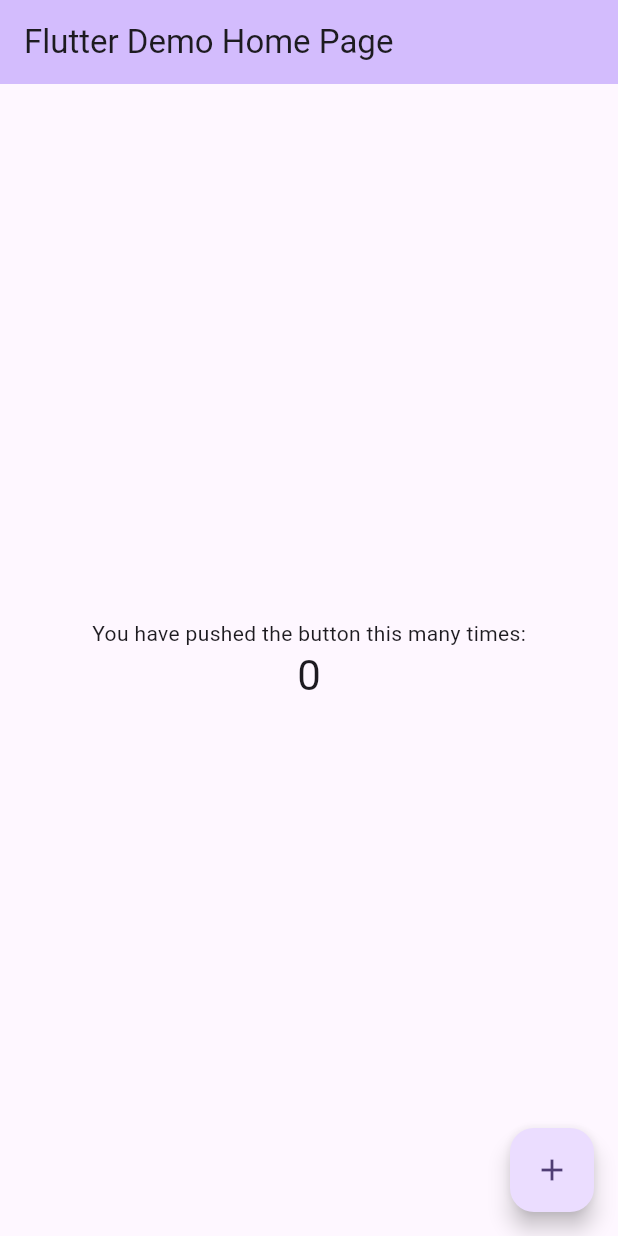
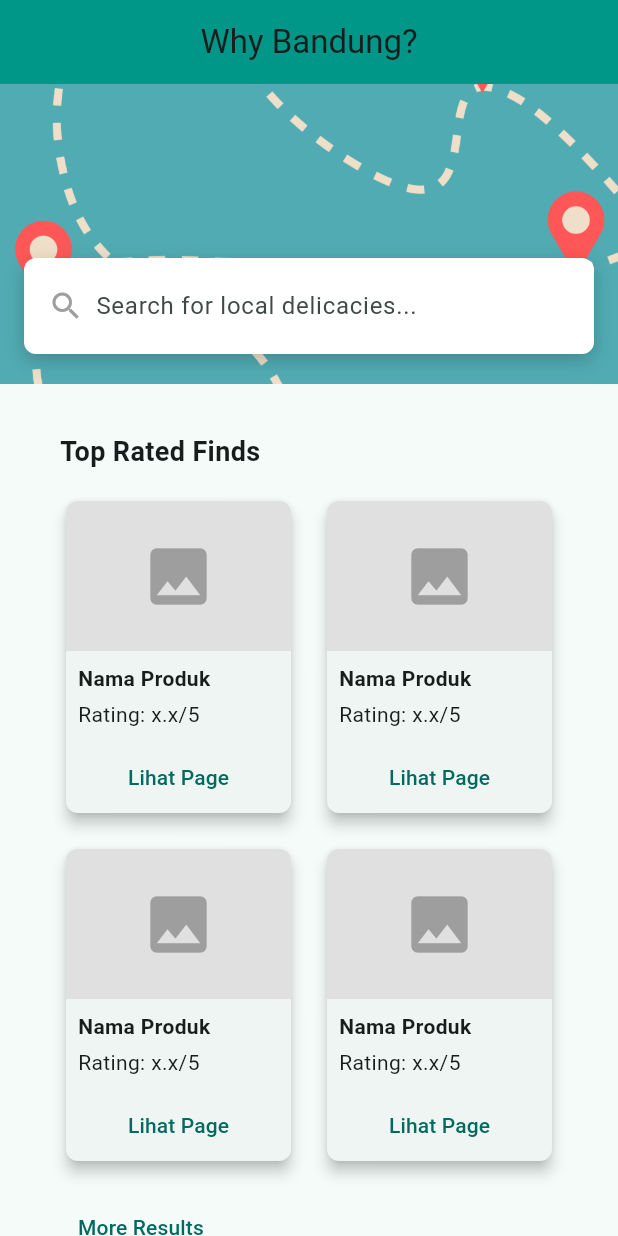
Before and after one commit to PBP-A12-2024/why-bandung-mobile, a Flutter app: the screen it shows after launch, on a phone screen of 412 x 824 dp. Run offline on Flutter 3.47's test engine with Material 3 defaults, Android fonts, the phone set to English and light mode, and no system bars.

Commit message:
Added HomePage and Static

```diff
--- a/why_bandung/lib/dashboard/screens/home.dart
+++ b/why_bandung/lib/dashboard/screens/home.dart
@@ -0,0 +1,182 @@
+import 'package:flutter/material.dart';
+
+void main() {
+  runApp(const MyApp());
+}
+
+class MyApp extends StatelessWidget {
+  const MyApp({Key? key}) : super(key: key);
+
+  @override
+  Widget build(BuildContext context) {
+    return MaterialApp(
+      debugShowCheckedModeBanner: false,
+      home: MainPage(),
+    );
+  }
+}
+
+class MainPage extends StatelessWidget {
+  @override
+  Widget build(BuildContext context) {
+    return Scaffold(
+      appBar: AppBar(
+        backgroundColor: Colors.teal,
+        title: const Text('Why Bandung?'),
+        centerTitle: true,
+      ),
+      body: SingleChildScrollView(
+        child: Column(
+          children: [
+            // Banner with Search Bar Overlay
+            Stack(
+              children: [
+                // Static Image Banner
+                Container(
+                  height: 200,
+                  decoration: const BoxDecoration(
+                    image: DecorationImage(
+                      image: AssetImage('assets/image/mainbanner.png'), // Replace with your image path
+                      fit: BoxFit.cover,
+                    ),
+                  ),
+                ),
+                // Search Bar Overlay
+                Positioned(
+                  bottom: 20, // Position search bar near the bottom of the banner
+                  left: 16,
+                  right: 16,
+                  child: Container(
+                    padding: const EdgeInsets.symmetric(horizontal: 16.0, vertical: 8.0),
+                    decoration: BoxDecoration(
+                      color: Colors.white,
+                      borderRadius: BorderRadius.circular(8.0),
+                      boxShadow: [
+                        BoxShadow(
+                          color: Colors.black.withOpacity(0.2),
+                          blurRadius: 10,
+                          offset: const Offset(0, 4),
+                        ),
+                      ],
+                    ),
+                    child: const Row(
+                      children: [
+                        Icon(Icons.search, color: Colors.grey),
+                        SizedBox(width: 8.0),
+                        Expanded(
+                          child: TextField(
+                            decoration: InputDecoration(
+                              hintText: 'Search for local delicacies...',
+                              border: InputBorder.none,
+                            ),
+                          ),
+                        ),
+                      ],
+                    ),
+                  ),
+                ),
+              ],
+            ),
+            const SizedBox(height: 16.0), // Add spacing after the banner
+            // Top Rated Finds
+            Container(
+              padding: const EdgeInsets.all(16.0),
+              child: Column(
+                crossAxisAlignment: CrossAxisAlignment.start,
+                children: [
+                  const Text(
+                    'Top Rated Finds',
+                    style: TextStyle(fontSize: 18, fontWeight: FontWeight.bold),
+                  ),
+                  const SizedBox(height: 16.0),
+                  Wrap(
+                    spacing: 16.0, // Space between cards horizontally
+                    runSpacing: 16.0, // Space between cards vertically
+                    children: [
+                      buildProductCard(),
+                      buildProductCard(),
+                      buildProductCard(),
+                      buildProductCard(), // Add as many cards as you need
+                    ],
+                  ),
+                  const SizedBox(height: 16.0),
+                  TextButton(
+                    onPressed: () {},
+                    child: const Text('More Results'),
+                  ),
+                ],
+              ),
+            ),
+            // Discovery Section
+            Container(
+              color: Colors.teal.withOpacity(0.1),
+              padding: const EdgeInsets.all(16.0),
+              child: Column(
+                children: [
+                  const Text(
+                    'Make Discovery Fun!',
+                    style: TextStyle(fontSize: 18, fontWeight: FontWeight.bold),
+                  ),
+                  const SizedBox(height: 8.0),
+                  const Text(
+                    'Use our new gamified food finder and discover new products.',
+                    textAlign: TextAlign.center,
+                  ),
+                  const SizedBox(height: 16.0),
+                  ElevatedButton(
+                    onPressed: () {},
+                    style: ElevatedButton.styleFrom(backgroundColor: Colors.teal),
+                    child: const Text('Try FoodFinder'),
+                  ),
+                ],
+              ),
+            ),
+          ],
+        ),
+      ),
+    );
+  }
+
+  Widget buildProductCard() {
+    return Card(
+      elevation: 4,
+      shape: RoundedRectangleBorder(borderRadius: BorderRadius.circular(8.0)),
+      child: SizedBox(
+        width: 150,
+        child: Column(
+          crossAxisAlignment: CrossAxisAlignment.stretch,
+          children: [
+            Container(
+              height: 100,
+              decoration: BoxDecoration(
+                color: Colors.grey[300],
+                borderRadius: const BorderRadius.vertical(top: Radius.circular(8.0)),
+              ),
+              child: const Center(
+                child: Icon(Icons.image, size: 50, color: Colors.grey),
+              ),
+            ),
+            const Padding(
+              padding: EdgeInsets.all(8.0),
+              child: Column(
+                crossAxisAlignment: CrossAxisAlignment.start,
+                children: [
+                  Text(
+                    'Nama Produk',
+                    style: TextStyle(fontWeight: FontWeight.bold),
+                  ),
+                  SizedBox(height: 4.0),
+                  Text('Rating: x.x/5'),
+                ],
+              ),
+            ),
+            TextButton(
+              onPressed: () {},
+              child: const Text('Lihat Page'),
+            ),
+          ],
+        ),
+      ),
+    );
+  }
+}
--- a/why_bandung/lib/main.dart
+++ b/why_bandung/lib/main.dart
@@ -1,4 +1,5 @@
 import 'package:flutter/material.dart';
+import 'package:why_bandung/dashboard/screens/home.dart';
 
 void main() {
   runApp(const MyApp());
@@ -11,7 +12,7 @@
   @override
   Widget build(BuildContext context) {
     return MaterialApp(
-      title: 'Flutter Demo',
+      title: 'WhyBandung?',
       theme: ThemeData(
         // This is the theme of your application.
         //
@@ -28,98 +29,10 @@
         //
         // This works for code too, not just values: Most code changes can be
         // tested with just a hot reload.
-        colorScheme: ColorScheme.fromSeed(seedColor: Colors.deepPurple),
+        colorScheme: ColorScheme.fromSeed(seedColor: Colors.teal),
         useMaterial3: true,
       ),
-      home: const MyHomePage(title: 'Flutter Demo Home Page'),
+      home: MainPage(),
     );
   }
 }
-
-class MyHomePage extends StatefulWidget {
-  const MyHomePage({super.key, required this.title});
-
-  // This widget is the home page of your application. It is stateful, meaning
-  // that it has a State object (defined below) that contains fields that affect
-  // how it looks.
-
-  // This class is the configuration for the state. It holds the values (in this
-  // case the title) provided by the parent (in this case the App widget) and
-  // used by the build method of the State. Fields in a Widget subclass are
-  // always marked "final".
-
-  final String title;
-
-  @override
-  State<MyHomePage> createState() => _MyHomePageState();
-}
-
-class _MyHomePageState extends State<MyHomePage> {
-  int _counter = 0;
-
-  void _incrementCounter() {
-    setState(() {
-      // This call to setState tells the Flutter framework that something has
-      // changed in this State, which causes it to rerun the build method below
-      // so that the display can reflect the updated values. If we changed
-      // _counter without calling setState(), then the build method would not be
-      // called again, and so nothing would appear to happen.
-      _counter++;
-    });
-  }
-
-  @override
-  Widget build(BuildContext context) {
-    // This method is rerun every time setState is called, for instance as done
-    // by the _incrementCounter method above.
-    //
-    // The Flutter framework has been optimized to make rerunning build methods
-    // fast, so that you can just rebuild anything that needs updating rather
-    // than having to individually change instances of widgets.
-    return Scaffold(
-      appBar: AppBar(
-        // TRY THIS: Try changing the color here to a specific color (to
-        // Colors.amber, perhaps?) and trigger a hot reload to see the AppBar
-        // change color while the other colors stay the same.
-        backgroundColor: Theme.of(context).colorScheme.inversePrimary,
-        // Here we take the value from the MyHomePage object that was created by
-        // the App.build method, and use it to set our appbar title.
-        title: Text(widget.title),
-      ),
-      body: Center(
-        // Center is a layout widget. It takes a single child and positions it
-        // in the middle of the parent.
-        child: Column(
-          // Column is also a layout widget. It takes a list of children and
-          // arranges them vertically. By default, it sizes itself to fit its
-          // children horizontally, and tries to be as tall as its parent.
-          //
-          // Column has various properties to control how it sizes itself and
-          // how it positions its children. Here we use mainAxisAlignment to
-          // center the children vertically; the main axis here is the vertical
-          // axis because Columns are vertical (the cross axis would be
-          // horizontal).
-          //
-          // TRY THIS: Invoke "debug painting" (choose the "Toggle Debug Paint"
-          // action in the IDE, or press "p" in the console), to see the
-          // wireframe for each widget.
-          mainAxisAlignment: MainAxisAlignment.center,
-          children: <Widget>[
-            const Text(
-              'You have pushed the button this many times:',
-            ),
-            Text(
-              '$_counter',
-              style: Theme.of(context).textTheme.headlineMedium,
-            ),
-          ],
-        ),
-      ),
-      floatingActionButton: FloatingActionButton(
-        onPressed: _incrementCounter,
-        tooltip: 'Increment',
-        child: const Icon(Icons.add),
-      ), // This trailing comma makes auto-formatting nicer for build methods.
-    );
-  }
-}
--- a/why_bandung/pubspec.yaml
+++ b/why_bandung/pubspec.yaml
@@ -88,3 +88,5 @@ flutter:
   #
   # For details regarding fonts from package dependencies,
   # see https://flutter.dev/to/font-from-package
+  assets:
+    - assets/image/
```
Also changed, not shown: why_bandung/assets/image/foodfinder.png (added), why_bandung/assets/image/logo.png (added), why_bandung/assets/image/mainbanner.png (added).
